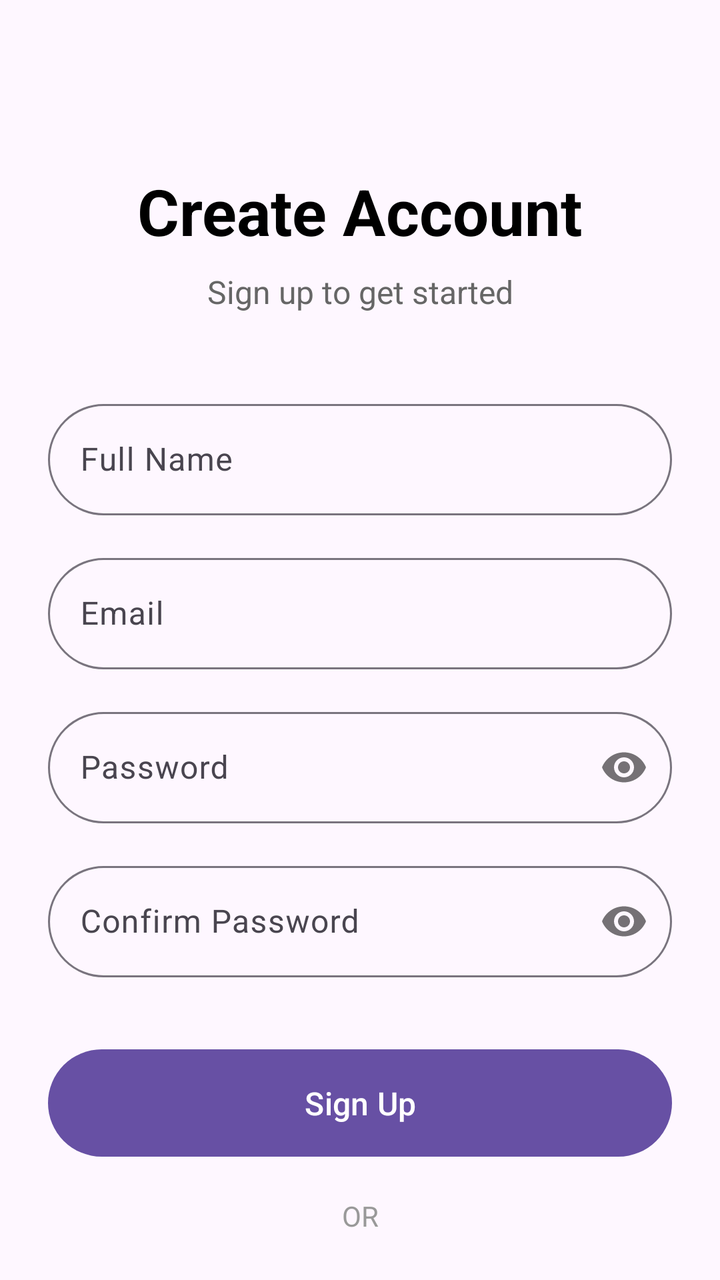
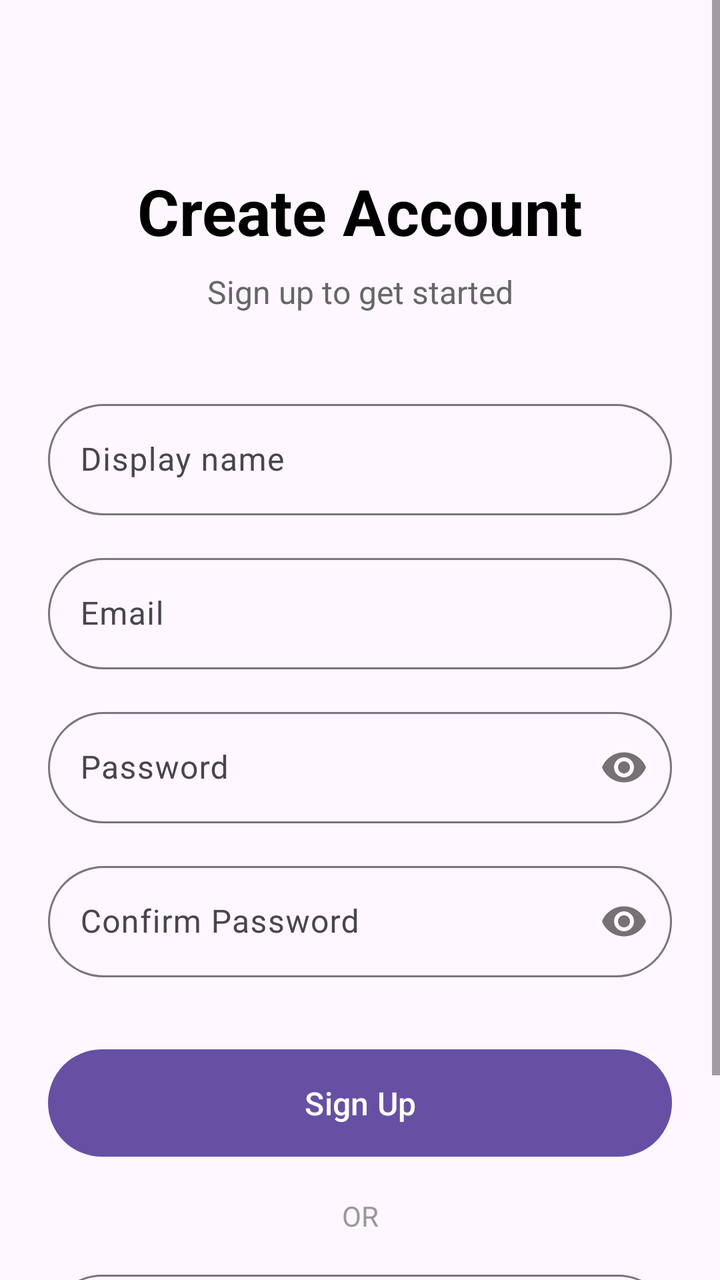

Before-and-after screenshots of an Android layout around one commit, followed by the original layout XML and the change that was made.
<!-- AndroidManifest.xml: application theme Theme.ChattingApp -->
<!-- res/layout/activity_sign_up.xml -->
<?xml version="1.0" encoding="utf-8"?>
<androidx.constraintlayout.widget.ConstraintLayout xmlns:android="http://schemas.android.com/apk/res/android"
    xmlns:app="http://schemas.android.com/apk/res-auto"
    xmlns:tools="http://schemas.android.com/tools"
    android:id="@+id/main"
    android:layout_width="match_parent"
    android:layout_height="match_parent"
    android:padding="24dp"
    tools:context=".SignUpActivity">

    <TextView
        android:id="@+id/tvSignUpTitle2"
        android:layout_width="wrap_content"
        android:layout_height="wrap_content"
        android:text="Create Account"
        android:textSize="32sp"
        android:textStyle="bold"
        android:textColor="#000000"
        app:layout_constraintTop_toTopOf="parent"
        app:layout_constraintStart_toStartOf="parent"
        app:layout_constraintEnd_toEndOf="parent"
        android:layout_marginTop="60dp" />

    <TextView
        android:id="@+id/tvSignUpSubtitle2"
        android:layout_width="wrap_content"
        android:layout_height="wrap_content"
        android:text="Sign up to get started"
        android:textSize="16sp"
        android:textColor="#666666"
        app:layout_constraintTop_toBottomOf="@id/tvSignUpTitle2"
        app:layout_constraintStart_toStartOf="parent"
        app:layout_constraintEnd_toEndOf="parent"
        android:layout_marginTop="8dp" />

    <com.google.android.material.textfield.TextInputLayout
        android:id="@+id/tilFullName2"
        android:layout_width="0dp"
        android:layout_height="wrap_content"
        app:layout_constraintTop_toBottomOf="@id/tvSignUpSubtitle2"
        app:layout_constraintStart_toStartOf="parent"
        app:layout_constraintEnd_toEndOf="parent"
        android:layout_marginTop="40dp"
        app:boxBackgroundMode="outline"
        app:hintEnabled="true"
        app:hintAnimationEnabled="true"
        app:boxCornerRadiusTopStart="48dp"
        app:boxCornerRadiusTopEnd="48dp"
        app:boxCornerRadiusBottomStart="48dp"
        app:boxCornerRadiusBottomEnd="48dp">

        <com.google.android.material.textfield.TextInputEditText
            android:id="@+id/etFullName2"
            android:layout_width="match_parent"
            android:layout_height="wrap_content"
            android:hint="Full Name"
            android:inputType="textPersonName" />
    </com.google.android.material.textfield.TextInputLayout>

    <com.google.android.material.textfield.TextInputLayout
        android:id="@+id/tilSignUpEmail2"
        android:layout_width="0dp"
        android:layout_height="wrap_content"
        app:layout_constraintTop_toBottomOf="@id/tilFullName2"
        app:layout_constraintStart_toStartOf="parent"
        app:layout_constraintEnd_toEndOf="parent"
        android:layout_marginTop="16dp"
        app:boxBackgroundMode="outline"
        app:hintEnabled="true"
        app:hintAnimationEnabled="true"
        app:boxCornerRadiusTopStart="48dp"
        app:boxCornerRadiusTopEnd="48dp"
        app:boxCornerRadiusBottomStart="48dp"
        app:boxCornerRadiusBottomEnd="48dp">

        <com.google.android.material.textfield.TextInputEditText
            android:id="@+id/etSignUpEmail2"
            android:layout_width="match_parent"
            android:layout_height="wrap_content"
            android:hint="Email"
            android:inputType="textEmailAddress" />
    </com.google.android.material.textfield.TextInputLayout>

    <com.google.android.material.textfield.TextInputLayout
        android:id="@+id/tilSignUpPassword2"
        android:layout_width="0dp"
        android:layout_height="wrap_content"
        app:layout_constraintTop_toBottomOf="@id/tilSignUpEmail2"
        app:layout_constraintStart_toStartOf="parent"
        app:layout_constraintEnd_toEndOf="parent"
        android:layout_marginTop="16dp"
        app:boxBackgroundMode="outline"
        app:passwordToggleEnabled="true"
        app:hintEnabled="true"
        app:hintAnimationEnabled="true"
        app:boxCornerRadiusTopStart="48dp"
        app:boxCornerRadiusTopEnd="48dp"
        app:boxCornerRadiusBottomStart="48dp"
        app:boxCornerRadiusBottomEnd="48dp">

        <com.google.android.material.textfield.TextInputEditText
            android:id="@+id/etSignUpPassword2"
            android:layout_width="match_parent"
            android:layout_height="wrap_content"
            android:hint="Password"
            android:inputType="textPassword" />
    </com.google.android.material.textfield.TextInputLayout>

    <com.google.android.material.textfield.TextInputLayout
        android:id="@+id/tilConfirmPassword2"
        android:layout_width="0dp"
        android:layout_height="wrap_content"
        app:layout_constraintTop_toBottomOf="@id/tilSignUpPassword2"
        app:layout_constraintStart_toStartOf="parent"
        app:layout_constraintEnd_toEndOf="parent"
        android:layout_marginTop="16dp"
        app:boxBackgroundMode="outline"
        app:passwordToggleEnabled="true"
        app:hintEnabled="true"
        app:hintAnimationEnabled="true"
        app:boxCornerRadiusTopStart="48dp"
        app:boxCornerRadiusTopEnd="48dp"
        app:boxCornerRadiusBottomStart="48dp"
        app:boxCornerRadiusBottomEnd="48dp">

        <com.google.android.material.textfield.TextInputEditText
            android:id="@+id/etConfirmPassword2"
            android:layout_width="match_parent"
            android:layout_height="wrap_content"
            android:hint="Confirm Password"
            android:inputType="textPassword" />
    </com.google.android.material.textfield.TextInputLayout>

    <Button
        android:id="@+id/btnSignUp2"
        android:layout_width="0dp"
        android:layout_height="wrap_content"
        android:text="Sign Up"
        android:textSize="16sp"
        app:layout_constraintTop_toBottomOf="@id/tilConfirmPassword2"
        app:layout_constraintStart_toStartOf="parent"
        app:layout_constraintEnd_toEndOf="parent"
        android:layout_marginTop="32dp"
        android:padding="16dp" />

    <TextView
        android:id="@+id/tvSignUpOrDivider2"
        android:layout_width="wrap_content"
        android:layout_height="wrap_content"
        android:text="OR"
        android:textSize="14sp"
        android:textColor="#999999"
        app:layout_constraintTop_toBottomOf="@id/btnSignUp2"
        app:layout_constraintStart_toStartOf="parent"
        app:layout_constraintEnd_toEndOf="parent"
        android:layout_marginTop="16dp" />

    <Button
        android:id="@+id/btnGoogleSignUp2"
        android:layout_width="0dp"
        android:layout_height="wrap_content"
        android:text="Sign up with Google"
        android:textSize="16sp"
        app:layout_constraintTop_toBottomOf="@id/tvSignUpOrDivider2"
        app:layout_constraintStart_toStartOf="parent"
        app:layout_constraintEnd_toEndOf="parent"
        android:layout_marginTop="16dp"
        android:padding="16dp"
        style="@style/Widget.Material3.Button.OutlinedButton" />

    <LinearLayout
        android:id="@+id/llSignIn2"
        android:layout_width="wrap_content"
        android:layout_height="wrap_content"
        android:orientation="horizontal"
        app:layout_constraintTop_toBottomOf="@id/btnGoogleSignUp2"
        app:layout_constraintStart_toStartOf="parent"
        app:layout_constraintEnd_toEndOf="parent"
        android:layout_marginTop="24dp">

        <TextView
            android:layout_width="wrap_content"
            android:layout_height="wrap_content"
            android:text="Already have an account? "
            android:textSize="14sp"
            android:textColor="#666666" />

        <TextView
            android:id="@+id/tvSignIn2"
            android:layout_width="wrap_content"
            android:layout_height="wrap_content"
            android:text="Sign In"
            android:textSize="14sp"
            android:textColor="#2196F3"
            android:textStyle="bold"
            android:clickable="true"
            android:focusable="true" />
    </LinearLayout>

</androidx.constraintlayout.widget.ConstraintLayout>
<!-- resources referenced by this layout -->
<resources>
  <style name="Theme.ChattingApp" parent="Base.Theme.ChattingApp" />
  <style name="Base.Theme.ChattingApp" parent="Theme.Material3.DayNight.NoActionBar">
          
          
      </style>
</resources>

<!-- the commit's change to res/layout/activity_sign_up.xml (unified diff, before → after) -->
@@ -1,200 +1,214 @@
 <?xml version="1.0" encoding="utf-8"?>
-<androidx.constraintlayout.widget.ConstraintLayout xmlns:android="http://schemas.android.com/apk/res/android"
+<ScrollView xmlns:android="http://schemas.android.com/apk/res/android"
     xmlns:app="http://schemas.android.com/apk/res-auto"
     xmlns:tools="http://schemas.android.com/tools"
-    android:id="@+id/main"
     android:layout_width="match_parent"
     android:layout_height="match_parent"
-    android:padding="24dp"
-    tools:context=".SignUpActivity">
-
-    <TextView
-        android:id="@+id/tvSignUpTitle2"
-        android:layout_width="wrap_content"
+    android:fillViewport="true">
+
+    <LinearLayout
+        android:layout_width="match_parent"
         android:layout_height="wrap_content"
-        android:text="Create Account"
-        android:textSize="32sp"
-        android:textStyle="bold"
-        android:textColor="#000000"
-        app:layout_constraintTop_toTopOf="parent"
-        app:layout_constraintStart_toStartOf="parent"
-        app:layout_constraintEnd_toEndOf="parent"
-        android:layout_marginTop="60dp" />
-
-    <TextView
-        android:id="@+id/tvSignUpSubtitle2"
-        android:layout_width="wrap_content"
-        android:layout_height="wrap_content"
-        android:text="Sign up to get started"
-        android:textSize="16sp"
-        android:textColor="#666666"
-        app:layout_constraintTop_toBottomOf="@id/tvSignUpTitle2"
-        app:layout_constraintStart_toStartOf="parent"
-        app:layout_constraintEnd_toEndOf="parent"
-        android:layout_marginTop="8dp" />
-
-    <com.google.android.material.textfield.TextInputLayout
-        android:id="@+id/tilFullName2"
-        android:layout_width="0dp"
-        android:layout_height="wrap_content"
-        app:layout_constraintTop_toBottomOf="@id/tvSignUpSubtitle2"
-        app:layout_constraintStart_toStartOf="parent"
-        app:layout_constraintEnd_toEndOf="parent"
-        android:layout_marginTop="40dp"
-        app:boxBackgroundMode="outline"
-        app:hintEnabled="true"
-        app:hintAnimationEnabled="true"
-        app:boxCornerRadiusTopStart="48dp"
-        app:boxCornerRadiusTopEnd="48dp"
-        app:boxCornerRadiusBottomStart="48dp"
-        app:boxCornerRadiusBottomEnd="48dp">
-
-        <com.google.android.material.textfield.TextInputEditText
-            android:id="@+id/etFullName2"
+        android:orientation="vertical">
+
+        <androidx.constraintlayout.widget.ConstraintLayout
+            android:id="@+id/main"
             android:layout_width="match_parent"
             android:layout_height="wrap_content"
-            android:hint="Full Name"
-            android:inputType="textPersonName" />
-    </com.google.android.material.textfield.TextInputLayout>
-
-    <com.google.android.material.textfield.TextInputLayout
-        android:id="@+id/tilSignUpEmail2"
-        android:layout_width="0dp"
-        android:layout_height="wrap_content"
-        app:layout_constraintTop_toBottomOf="@id/tilFullName2"
-        app:layout_constraintStart_toStartOf="parent"
-        app:layout_constraintEnd_toEndOf="parent"
-        android:layout_marginTop="16dp"
-        app:boxBackgroundMode="outline"
-        app:hintEnabled="true"
-        app:hintAnimationEnabled="true"
-        app:boxCornerRadiusTopStart="48dp"
-        app:boxCornerRadiusTopEnd="48dp"
-        app:boxCornerRadiusBottomStart="48dp"
-        app:boxCornerRadiusBottomEnd="48dp">
-
-        <com.google.android.material.textfield.TextInputEditText
-            android:id="@+id/etSignUpEmail2"
-            android:layout_width="match_parent"
-            android:layout_height="wrap_content"
-            android:hint="Email"
-            android:inputType="textEmailAddress" />
-    </com.google.android.material.textfield.TextInputLayout>
-
-    <com.google.android.material.textfield.TextInputLayout
-        android:id="@+id/tilSignUpPassword2"
-        android:layout_width="0dp"
-        android:layout_height="wrap_content"
-        app:layout_constraintTop_toBottomOf="@id/tilSignUpEmail2"
-        app:layout_constraintStart_toStartOf="parent"
-        app:layout_constraintEnd_toEndOf="parent"
-        android:layout_marginTop="16dp"
-        app:boxBackgroundMode="outline"
-        app:passwordToggleEnabled="true"
-        app:hintEnabled="true"
-        app:hintAnimationEnabled="true"
-        app:boxCornerRadiusTopStart="48dp"
-        app:boxCornerRadiusTopEnd="48dp"
-        app:boxCornerRadiusBottomStart="48dp"
-        app:boxCornerRadiusBottomEnd="48dp">
-
-        <com.google.android.material.textfield.TextInputEditText
-            android:id="@+id/etSignUpPassword2"
-            android:layout_width="match_parent"
-            android:layout_height="wrap_content"
-            android:hint="Password"
-            android:inputType="textPassword" />
-    </com.google.android.material.textfield.TextInputLayout>
-
-    <com.google.android.material.textfield.TextInputLayout
-        android:id="@+id/tilConfirmPassword2"
-        android:layout_width="0dp"
-        android:layout_height="wrap_content"
-        app:layout_constraintTop_toBottomOf="@id/tilSignUpPassword2"
-        app:layout_constraintStart_toStartOf="parent"
-        app:layout_constraintEnd_toEndOf="parent"
-        android:layout_marginTop="16dp"
-        app:boxBackgroundMode="outline"
-        app:passwordToggleEnabled="true"
-        app:hintEnabled="true"
-        app:hintAnimationEnabled="true"
-        app:boxCornerRadiusTopStart="48dp"
-        app:boxCornerRadiusTopEnd="48dp"
-        app:boxCornerRadiusBottomStart="48dp"
-        app:boxCornerRadiusBottomEnd="48dp">
-
-        <com.google.android.material.textfield.TextInputEditText
-            android:id="@+id/etConfirmPassword2"
-            android:layout_width="match_parent"
-            android:layout_height="wrap_content"
-            android:hint="Confirm Password"
-            android:inputType="textPassword" />
-    </com.google.android.material.textfield.TextInputLayout>
-
-    <Button
-        android:id="@+id/btnSignUp2"
-        android:layout_width="0dp"
-        android:layout_height="wrap_content"
-        android:text="Sign Up"
-        android:textSize="16sp"
-        app:layout_constraintTop_toBottomOf="@id/tilConfirmPassword2"
-        app:layout_constraintStart_toStartOf="parent"
-        app:layout_constraintEnd_toEndOf="parent"
-        android:layout_marginTop="32dp"
-        android:padding="16dp" />
-
-    <TextView
-        android:id="@+id/tvSignUpOrDivider2"
-        android:layout_width="wrap_content"
-        android:layout_height="wrap_content"
-        android:text="OR"
-        android:textSize="14sp"
-        android:textColor="#999999"
-        app:layout_constraintTop_toBottomOf="@id/btnSignUp2"
-        app:layout_constraintStart_toStartOf="parent"
-        app:layout_constraintEnd_toEndOf="parent"
-        android:layout_marginTop="16dp" />
-
-    <Button
-        android:id="@+id/btnGoogleSignUp2"
-        android:layout_width="0dp"
-        android:layout_height="wrap_content"
-        android:text="Sign up with Google"
-        android:textSize="16sp"
-        app:layout_constraintTop_toBottomOf="@id/tvSignUpOrDivider2"
-        app:layout_constraintStart_toStartOf="parent"
-        app:layout_constraintEnd_toEndOf="parent"
-        android:layout_marginTop="16dp"
-        android:padding="16dp"
-        style="@style/Widget.Material3.Button.OutlinedButton" />
-
-    <LinearLayout
-        android:id="@+id/llSignIn2"
-        android:layout_width="wrap_content"
-        android:layout_height="wrap_content"
-        android:orientation="horizontal"
-        app:layout_constraintTop_toBottomOf="@id/btnGoogleSignUp2"
-        app:layout_constraintStart_toStartOf="parent"
-        app:layout_constraintEnd_toEndOf="parent"
-        android:layout_marginTop="24dp">
-
-        <TextView
-            android:layout_width="wrap_content"
-            android:layout_height="wrap_content"
-            android:text="Already have an account? "
-            android:textSize="14sp"
-            android:textColor="#666666" />
-
-        <TextView
-            android:id="@+id/tvSignIn2"
-            android:layout_width="wrap_content"
-            android:layout_height="wrap_content"
-            android:text="Sign In"
-            android:textSize="14sp"
-            android:textColor="#2196F3"
-            android:textStyle="bold"
-            android:clickable="true"
-            android:focusable="true" />
+            android:padding="24dp"
+            tools:context=".SignUpActivity">
+
+            <TextView
+                android:id="@+id/tvSignUpTitle2"
+                android:layout_width="wrap_content"
+                android:layout_height="wrap_content"
+                android:text="Create Account"
+                android:textSize="32sp"
+                android:textStyle="bold"
+                android:textColor="#000000"
+                app:layout_constraintTop_toTopOf="parent"
+                app:layout_constraintStart_toStartOf="parent"
+                app:layout_constraintEnd_toEndOf="parent"
+                android:layout_marginTop="60dp" />
+
+            <TextView
+                android:id="@+id/tvSignUpSubtitle2"
+                android:layout_width="wrap_content"
+                android:layout_height="wrap_content"
+                android:text="Sign up to get started"
+                android:textSize="16sp"
+                android:textColor="#666666"
+                app:layout_constraintTop_toBottomOf="@id/tvSignUpTitle2"
+                app:layout_constraintStart_toStartOf="parent"
+                app:layout_constraintEnd_toEndOf="parent"
+                android:layout_marginTop="8dp" />
+
+            <com.google.android.material.textfield.TextInputLayout
+                android:id="@+id/tilFullName2"
+                android:layout_width="0dp"
+                android:layout_height="wrap_content"
+                app:layout_constraintTop_toBottomOf="@id/tvSignUpSubtitle2"
+                app:layout_constraintStart_toStartOf="parent"
+                app:layout_constraintEnd_toEndOf="parent"
+                android:layout_marginTop="40dp"
+                app:boxBackgroundMode="outline"
+                app:hintEnabled="true"
+                app:hintAnimationEnabled="true"
+                app:boxCornerRadiusTopStart="48dp"
+                app:boxCornerRadiusTopEnd="48dp"
+                app:boxCornerRadiusBottomStart="48dp"
+                app:boxCornerRadiusBottomEnd="48dp">
+
+                <com.google.android.material.textfield.TextInputEditText
+                    android:id="@+id/etFullName2"
+                    android:layout_width="match_parent"
+                    android:layout_height="wrap_content"
+                    android:hint="Display name"
+                    android:inputType="textPersonName" />
+            </com.google.android.material.textfield.TextInputLayout>
+
+            <com.google.android.material.textfield.TextInputLayout
+                android:id="@+id/tilSignUpEmail2"
+                android:layout_width="0dp"
+                android:layout_height="wrap_content"
+                app:layout_constraintTop_toBottomOf="@id/tilFullName2"
+                app:layout_constraintStart_toStartOf="parent"
+                app:layout_constraintEnd_toEndOf="parent"
+                android:layout_marginTop="16dp"
+                app:boxBackgroundMode="outline"
+                app:hintEnabled="true"
+                app:hintAnimationEnabled="true"
+                app:boxCornerRadiusTopStart="48dp"
+                app:boxCornerRadiusTopEnd="48dp"
+                app:boxCornerRadiusBottomStart="48dp"
+                app:boxCornerRadiusBottomEnd="48dp">
+
+                <com.google.android.material.textfield.TextInputEditText
+                    android:id="@+id/etSignUpEmail2"
+                    android:layout_width="match_parent"
+                    android:layout_height="wrap_content"
+                    android:hint="Email"
+                    android:inputType="textEmailAddress" />
+            </com.google.android.material.textfield.TextInputLayout>
+
+            <com.google.android.material.textfield.TextInputLayout
+                android:id="@+id/tilSignUpPassword2"
+                android:layout_width="0dp"
+                android:layout_height="wrap_content"
+                app:layout_constraintTop_toBottomOf="@id/tilSignUpEmail2"
+                app:layout_constraintStart_toStartOf="parent"
+                app:layout_constraintEnd_toEndOf="parent"
+                android:layout_marginTop="16dp"
+                app:boxBackgroundMode="outline"
+                app:passwordToggleEnabled="true"
+                app:hintEnabled="true"
+                app:hintAnimationEnabled="true"
+                app:boxCornerRadiusTopStart="48dp"
+                app:boxCornerRadiusTopEnd="48dp"
+                app:boxCornerRadiusBottomStart="48dp"
+                app:boxCornerRadiusBottomEnd="48dp">
+
+                <com.google.android.material.textfield.TextInputEditText
+                    android:id="@+id/etSignUpPassword2"
+                    android:layout_width="match_parent"
+                    android:layout_height="wrap_content"
+                    android:hint="Password"
+                    android:inputType="textPassword" />
+            </com.google.android.material.textfield.TextInputLayout>
+
+            <com.google.android.material.textfield.TextInputLayout
+                android:id="@+id/tilConfirmPassword2"
+                android:layout_width="0dp"
+                android:layout_height="wrap_content"
+                app:layout_constraintTop_toBottomOf="@id/tilSignUpPassword2"
+                app:layout_constraintStart_toStartOf="parent"
+                app:layout_constraintEnd_toEndOf="parent"
+                android:layout_marginTop="16dp"
+                app:boxBackgroundMode="outline"
+                app:passwordToggleEnabled="true"
+                app:hintEnabled="true"
+                app:hintAnimationEnabled="true"
+                app:boxCornerRadiusTopStart="48dp"
+                app:boxCornerRadiusTopEnd="48dp"
+                app:boxCornerRadiusBottomStart="48dp"
+                app:boxCornerRadiusBottomEnd="48dp">
+
+                <com.google.android.material.textfield.TextInputEditText
+                    android:id="@+id/etConfirmPassword2"
+                    android:layout_width="match_parent"
+                    android:layout_height="wrap_content"
+                    android:hint="Confirm Password"
+                    android:inputType="textPassword" />
+            </com.google.android.material.textfield.TextInputLayout>
+
+            <Button
+                android:id="@+id/btnSignUp2"
+                android:layout_width="0dp"
+                android:layout_height="wrap_content"
+                android:text="Sign Up"
+                android:textSize="16sp"
+                app:layout_constraintTop_toBottomOf="@id/tilConfirmPassword2"
+                app:layout_constraintStart_toStartOf="parent"
+                app:layout_constraintEnd_toEndOf="parent"
+                android:layout_marginTop="32dp"
+                android:padding="16dp" />
+
+            <TextView
+                android:id="@+id/tvSignUpOrDivider2"
+                android:layout_width="wrap_content"
+                android:layout_height="wrap_content"
+                android:text="OR"
+                android:textSize="14sp"
+                android:textColor="#999999"
+                app:layout_constraintTop_toBottomOf="@id/btnSignUp2"
+                app:layout_constraintStart_toStartOf="parent"
+                app:layout_constraintEnd_toEndOf="parent"
+                android:layout_marginTop="16dp" />
+
+            <Button
+                android:id="@+id/btnGoogleSignUp2"
+                android:layout_width="0dp"
+                android:layout_height="wrap_content"
+                android:text="Sign up with Google"
+                android:textSize="16sp"
+                app:layout_constraintTop_toBottomOf="@id/tvSignUpOrDivider2"
+                app:layout_constraintStart_toStartOf="parent"
+                app:layout_constraintEnd_toEndOf="parent"
+                android:layout_marginTop="16dp"
+                android:padding="16dp"
+                style="@style/Widget.Material3.Button.OutlinedButton" />
+
+            <LinearLayout
+                android:id="@+id/llSignIn2"
+                android:layout_width="wrap_content"
+                android:layout_height="wrap_content"
+                android:orientation="horizontal"
+                app:layout_constraintTop_toBottomOf="@id/btnGoogleSignUp2"
+                app:layout_constraintStart_toStartOf="parent"
+                app:layout_constraintEnd_toEndOf="parent"
+                android:layout_marginTop="24dp">
+
+                <TextView
+                    android:layout_width="wrap_content"
+                    android:layout_height="wrap_content"
+                    android:text="Already have an account? "
+                    android:textSize="14sp"
+                    android:textColor="#666666" />
+
+                <TextView
+                    android:id="@+id/tvSignIn2"
+                    android:layout_width="wrap_content"
+                    android:layout_height="wrap_content"
+                    android:text="Sign In"
+                    android:textSize="14sp"
+                    android:textColor="#2196F3"
+                    android:textStyle="bold"
+                    android:clickable="true"
+                    android:focusable="true" />
+            </LinearLayout>
+
+        </androidx.constraintlayout.widget.ConstraintLayout>
+
     </LinearLayout>
 
-</androidx.constraintlayout.widget.ConstraintLayout>
+</ScrollView>
